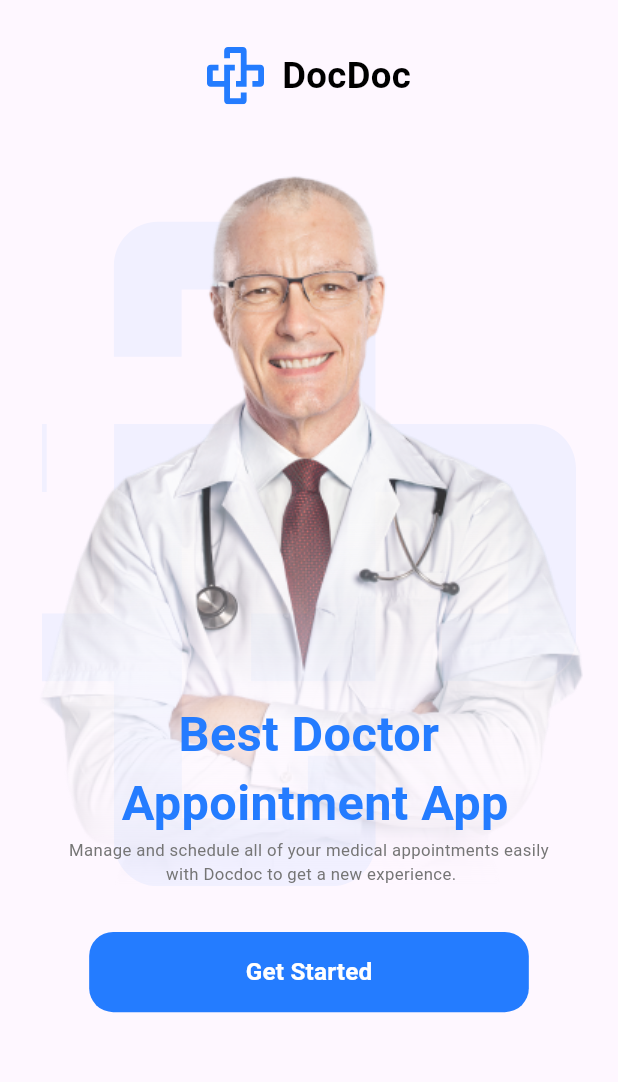
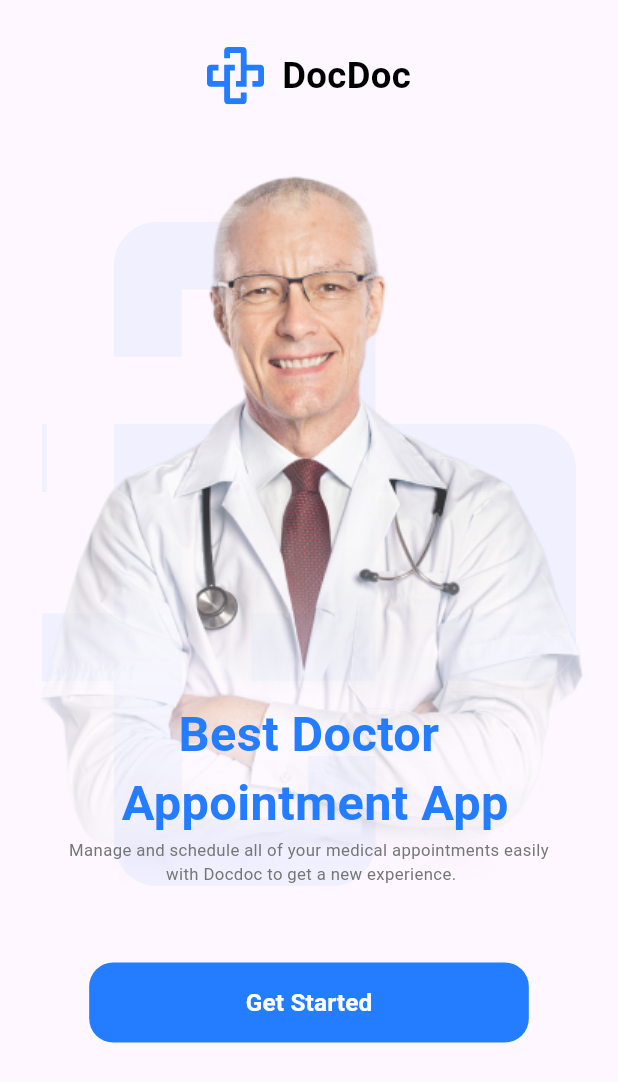
Before and after one commit to ibrahim-atef/DocDoc, a Flutter app: the screen it shows after launch, on a phone screen of 412 x 824 dp. Shown: the top 1082 px of the screen. Run offline on Flutter 3.47's test engine with Material 3 defaults, Android fonts, the phone set to English and light mode, and no system bars; our stand-ins replace flutter_screenutil, flutter_svg.

Commit message:
finish on_boarding

```diff
--- a/lib/core/routing/app_router.dart
+++ b/lib/core/routing/app_router.dart
@@ -1,5 +1,6 @@
 import 'package:flutter/material.dart';
 import 'package:xx/core/routing/routes.dart';
+import 'package:xx/features/login/ui/screens/login_screen.dart';
 
 import '../../features/onboarding/onboarding_screen.dart';
 
@@ -9,7 +10,7 @@ class AppRouter {
       case Routes.onBoardingScreen:
         return MaterialPageRoute(builder: (_) => OnboardingScreen());
       case Routes.loginScreen:
-        return MaterialPageRoute(builder: (_) => Placeholder());
+        return MaterialPageRoute(builder: (_) => LoginScreen());
       // يمكنك إضافة حالات أخرى حسب الحاجة
       default:
         return MaterialPageRoute(
--- a/lib/features/onboarding/onboarding_screen.dart
+++ b/lib/features/onboarding/onboarding_screen.dart
@@ -12,24 +12,20 @@ class OnboardingScreen extends StatelessWidget {
     return Scaffold(
       body: SafeArea(
           child: SingleChildScrollView(
-        child: Padding(
-          padding: EdgeInsets.only(
-            top: 30.h,
-            bottom: 30.h,
+        child: Column(mainAxisAlignment: MainAxisAlignment.end,
+          children: [   SizedBox(
+            height: 30.h,
           ),
-          child: Column(
-            children: [
             const DockLogoAndName(),
             SizedBox(
               height: 30.h,
             ),
             const DoctorImageAndText(),
             SizedBox(
-                height: 30.h,
+              height: 50.h,
             ),
             const GetStartedButton()
           ],
-          ),
         ),
       )),
     );
--- a/lib/features/onboarding/widgets/get_started_button.dart
+++ b/lib/features/onboarding/widgets/get_started_button.dart
@@ -1,5 +1,7 @@
 import 'package:flutter/material.dart';
 import 'package:flutter_screenutil/flutter_screenutil.dart';
+import 'package:xx/core/helpers/extensions.dart';
+import 'package:xx/core/routing/routes.dart';
 import 'package:xx/core/theaming/colors.dart';
 import 'package:xx/core/theaming/styles.dart';
 
@@ -22,7 +24,9 @@ class GetStartedButton extends StatelessWidget {
           ),
         ),
       ),
-      onPressed: () {},
+      onPressed: () {
+        context.pushNamed(Routes.loginScreen);
+      },
       child: Text(
         "Get Started",
         style: TextStyles.font16WhiteW600,
```
Also changed, not shown: lib/features/login/ui/screens/login_screen.dart (+5 -3 lines). Lines whose indentation alone changed are shown as unchanged.
